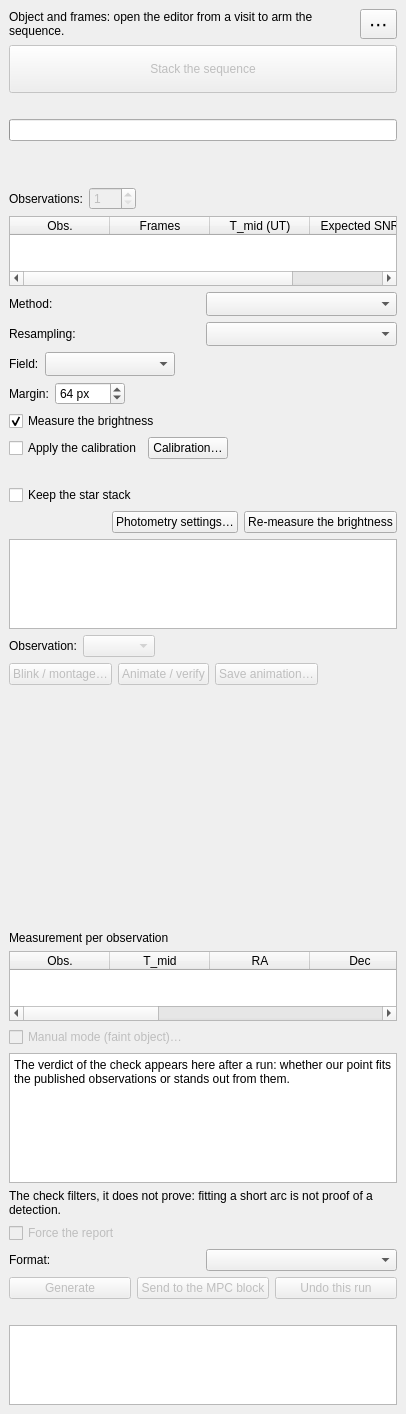
First picture: the form in nightscribe/gui/ui/ufe_trackstack_tab.ui, repository irydeo/nightscribe, before the edit.
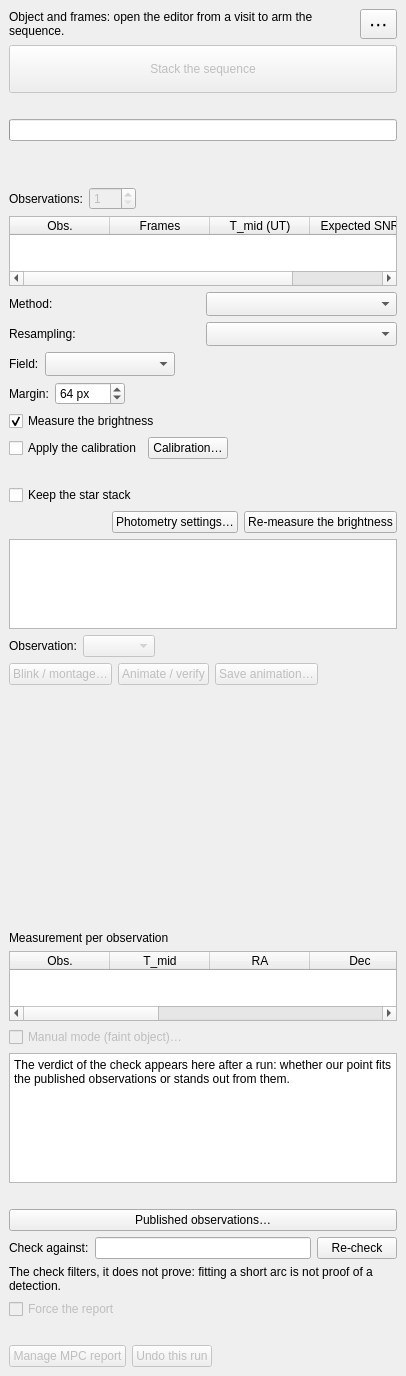
Second picture: the form after the edit.

Commit message: feat(astrometry): the NEOCP identity, the residual listing, the advising floor and the full MPC report with submission

```diff
--- a/nightscribe/gui/ui/ufe_trackstack_tab.ui
+++ b/nightscribe/gui/ui/ufe_trackstack_tab.ui
@@ -505,6 +505,51 @@
         <property name="plainText"><string>The verdict of the check appears here after a run: whether our point fits the published observations or stands out from them.</string></property>
        </widget>
       </item>
+      <item>
+       <widget class="QLabel" name="lbl_rename">
+        <property name="visible"><bool>false</bool></property>
+        <property name="textFormat"><enum>Qt::RichText</enum></property>
+        <property name="wordWrap"><bool>true</bool></property>
+        <property name="openExternalLinks"><bool>true</bool></property>
+        <property name="textInteractionFlags"><set>Qt::LinksAccessibleByMouse|Qt::TextSelectableByMouse</set></property>
+       </widget>
+      </item>
+      <item>
+       <widget class="QPushButton" name="btn_residuals">
+        <property name="visible"><bool>false</bool></property>
+        <property name="text"><string>Published observations…</string></property>
+        <property name="toolTip">
+         <string>Open the whole list of published observations the check compared us with, ours among them: the instant, the station, the observed direction and the residual in right ascension and declination, with our own rows highlighted</string>
+        </property>
+       </widget>
+      </item>
+      <item>
+       <layout class="QHBoxLayout" name="row_recheck">
+        <item>
+         <widget class="QLabel" name="lbl_desig_check">
+          <property name="text"><string>Check against:</string></property>
+          <property name="toolTip">
+           <string>The designation the check asks the MPC for. It is prefilled with the object's name; if the object has been confirmed under a new name since the visit, the app finds it on its own, and this is where you type it by hand when the automatic lookup comes up empty</string>
+          </property>
+         </widget>
+        </item>
+        <item>
+         <widget class="QLineEdit" name="edt_desig_check">
+          <property name="toolTip">
+           <string>The designation the check asks the MPC for. It is prefilled with the object's name; if the object has been confirmed under a new name since the visit, the app finds it on its own, and this is where you type it by hand when the automatic lookup comes up empty</string>
+          </property>
+         </widget>
+        </item>
+        <item>
+         <widget class="QPushButton" name="btn_recheck">
+          <property name="text"><string>Re-check</string></property>
+          <property name="toolTip">
+           <string>Run the check again with the designation above, without stacking the frames again: it only asks the MPC for the published observations and compares our measured points with them</string>
+          </property>
+         </widget>
+        </item>
+       </layout>
+      </item>
       <item>
        <widget class="QLabel" name="lbl_check_hint">
         <property name="text"><string>The check filters, it does not prove: fitting a short arc is not proof of a detection.</string></property>
@@ -531,38 +576,22 @@
       <property name="rightMargin"><number>0</number></property>
       <property name="bottomMargin"><number>0</number></property>
       <item>
-       <layout class="QHBoxLayout" name="row_format">
-        <item>
-         <widget class="QLabel" name="lbl_format">
-          <property name="text"><string>Format:</string></property>
-         </widget>
-        </item>
-        <item>
-         <widget class="QComboBox" name="cmb_format">
-          <property name="toolTip">
-           <string>ADES PSV is the modern machine-readable format the MPC prefers; the 80-column format is the classic one, readable by every program</string>
-          </property>
-         </widget>
-        </item>
-       </layout>
+       <widget class="QLabel" name="lbl_report_note">
+        <property name="text"><string/></property>
+        <property name="wordWrap"><bool>true</bool></property>
+        <property name="toolTip">
+         <string>What came out of the report: how many observations it carries, which ones you excluded and which the app does not recommend sending. Open the report window to read it and to send it to the MPC</string>
+        </property>
+       </widget>
       </item>
       <item>
        <layout class="QHBoxLayout" name="row_report">
         <item>
          <widget class="QPushButton" name="btn_report">
           <property name="enabled"><bool>false</bool></property>
-          <property name="text"><string>Generate</string></property>
+          <property name="text"><string>Manage MPC report</string></property>
           <property name="toolTip">
-           <string>Generate the report with the middle-of-exposure instants, the propagated uncertainties and the magnitude only when there are comparison stars; every observation below the submission floor is left out with its reason</string>
-          </property>
-         </widget>
-        </item>
-        <item>
-         <widget class="QPushButton" name="btn_send_mpc">
-          <property name="enabled"><bool>false</bool></property>
-          <property name="text"><string>Send to the MPC block</string></property>
-          <property name="toolTip">
-           <string>Fill the visit's MPC paste box with the report; the validator there has the last word before saving</string>
+           <string>Open the MPC report in its own window: the format (ADES XML, ADES PSV or 80 columns), the full submission header, and the actions to copy, save or send it to the MPC</string>
           </property>
          </widget>
         </item>
@@ -575,41 +604,14 @@
           </property>
          </widget>
         </item>
+        <item>
+         <spacer name="hsp_report">
+          <property name="orientation"><enum>Qt::Horizontal</enum></property>
+          <property name="sizeHint" stdset="0"><size><width>40</width><height>20</height></size></property>
+         </spacer>
+        </item>
        </layout>
       </item>
-      <item>
-       <widget class="QWidget" name="sec_report_content" native="true">
-        <layout class="QVBoxLayout" name="vbox_report_text">
-         <property name="leftMargin"><number>0</number></property>
-         <property name="topMargin"><number>0</number></property>
-         <property name="rightMargin"><number>0</number></property>
-         <property name="bottomMargin"><number>0</number></property>
-         <item>
-          <widget class="QLabel" name="lbl_report_note">
-           <property name="text"><string/></property>
-           <property name="wordWrap"><bool>true</bool></property>
-           <property name="toolTip">
-            <string>What came out of the report: how many observations it carries and, when some were left out, why and where the submission floor is set. A report with no observations is not a report: the button that sends it stays disabled</string>
-           </property>
-          </widget>
-         </item>
-         <item>
-          <widget class="QPlainTextEdit" name="txt_report">
-           <property name="sizePolicy">
-            <sizepolicy hsizetype="Expanding" vsizetype="Maximum">
-             <horstretch>0</horstretch>
-             <verstretch>0</verstretch>
-            </sizepolicy>
-           </property>
-           <property name="minimumSize"><size><width>0</width><height>80</height></size></property>
-           <property name="maximumSize"><size><width>16777215</width><height>140</height></size></property>
-           <property name="readOnly"><bool>true</bool></property>
-           <property name="font"><font><family>Monospace</family></font></property>
-          </widget>
-         </item>
-        </layout>
-       </widget>
-      </item>
      </layout>
     </widget>
    </item>
```
Left out of the diff: 2 changed lines with no effect on the pictures. The commit also changes 64 other files.
